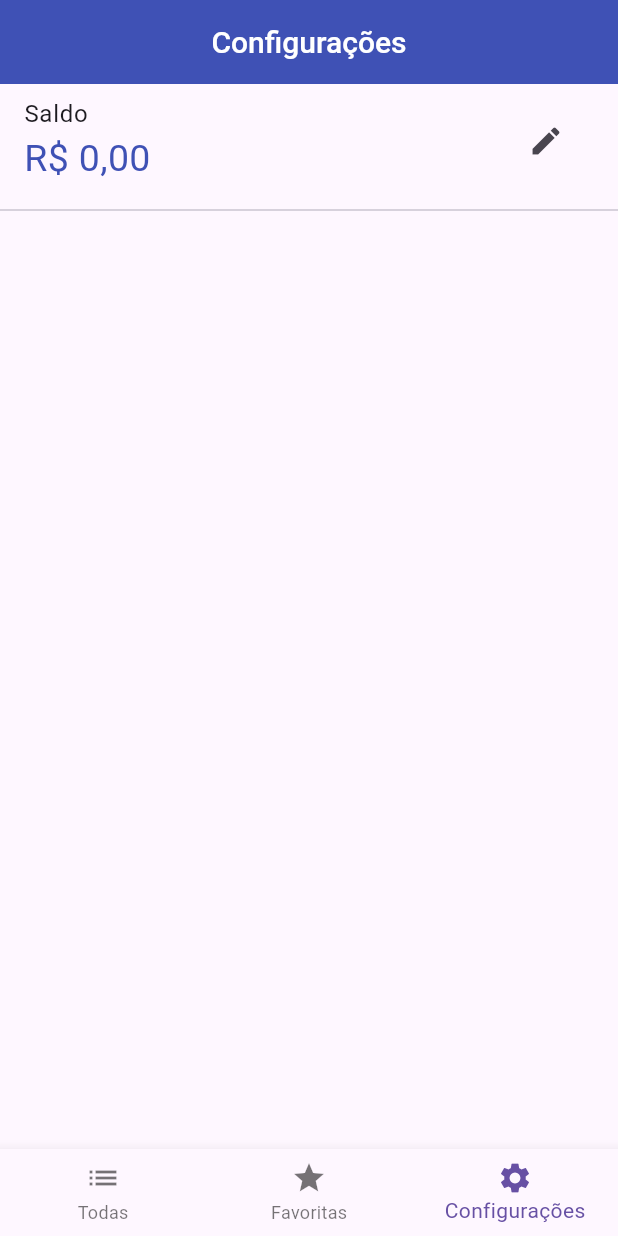
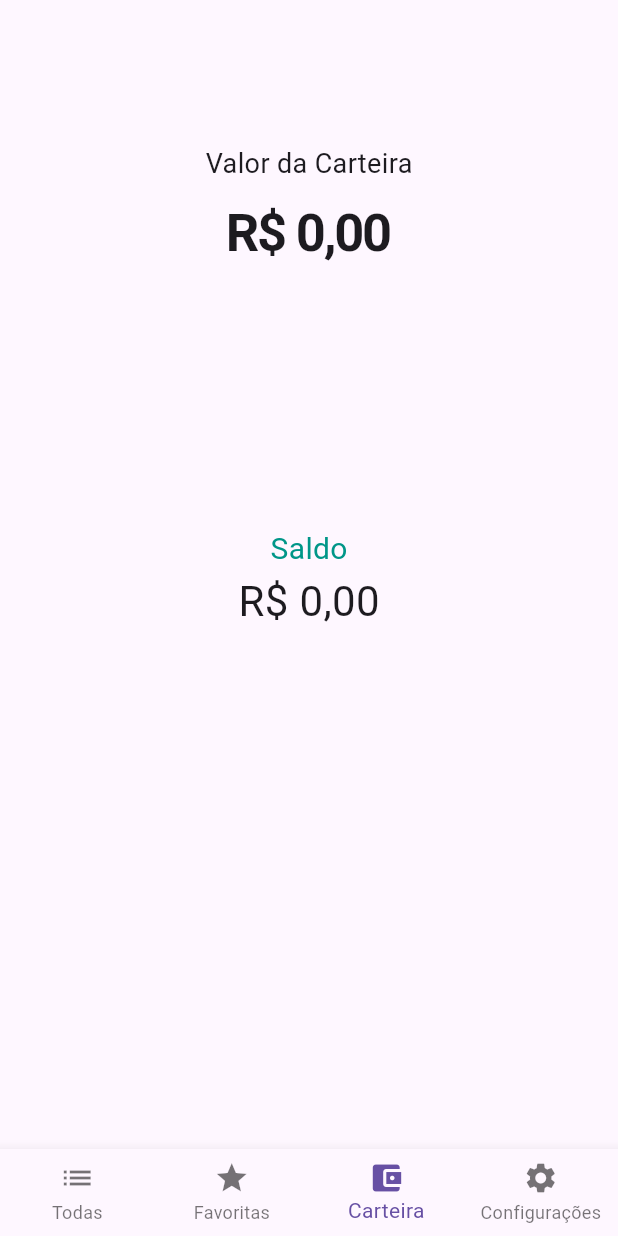
Before and after one commit to maxcielOliv/criptomoedas, a Flutter app: the screen it shows after launch, swiped to page 3, on a phone screen of 412 x 824 dp. Run offline on Flutter 3.47's test engine with Material 3 defaults, Android fonts, the phone set to English and light mode, and no system bars; drawn by our look-alikes of fl_chart; our stand-ins replace hive, hive_flutter, sqflite; accounts and stored records are empty; statements that could not run were skipped.

Commit message:
adcionando grafico

```diff
--- /dev/null
+++ b/lib/ui/pages/carteira_page.dart
@@ -0,0 +1,158 @@
+import 'package:criptomoedas/configs/app_settings.dart';
+import 'package:criptomoedas/model/posicao.dart';
+import 'package:criptomoedas/repository/conta_repository.dart';
+import 'package:fl_chart/fl_chart.dart';
+import 'package:flutter/material.dart';
+import 'package:intl/intl.dart';
+import 'package:provider/provider.dart';
+
+class CarteiraPage extends StatefulWidget {
+  const CarteiraPage({super.key});
+
+  @override
+  State<CarteiraPage> createState() => _CarteiraPageState();
+}
+
+class _CarteiraPageState extends State<CarteiraPage> {
+  int index = 0;
+  double totalCarteira = 0;
+  double saldo = 0;
+  late NumberFormat real;
+  late ContaRepository conta;
+  String graficoLabel = '';
+  double graficoValor = 0;
+  List<Posicao> carteira = [];
+
+  @override
+  Widget build(BuildContext context) {
+    conta = context.watch<ContaRepository>();
+    final loc = context.read<AppSettings>().locale;
+    real = NumberFormat.currency(locale: loc['locale'], name: loc['name']);
+    saldo = conta.saldo;
+
+    setTotalCarteira();
+
+    return Scaffold(
+      body: SingleChildScrollView(
+        padding: EdgeInsets.only(top: 48),
+        child: Column(
+          mainAxisAlignment: MainAxisAlignment.center,
+          children: [
+            Padding(
+              padding: EdgeInsets.only(top: 48, bottom: 8),
+              child: Text('Valor da Carteira', style: TextStyle(fontSize: 18)),
+            ),
+            Text(
+              real.format(totalCarteira),
+              style: TextStyle(
+                fontSize: 35,
+                fontWeight: FontWeight.w700,
+                letterSpacing: -1.5,
+              ),
+            ),
+            loadGrafico(),
+          ],
+        ),
+      ),
+    );
+  }
+
+  setTotalCarteira() {
+    final carteiraList = conta.carteira;
+    setState(() {
+      totalCarteira = conta.saldo;
+      for (var posicao in carteiraList) {
+        totalCarteira += posicao.moeda.preco * posicao.quantidade;
+      }
+    });
+  }
+
+  setGraficoDados(int index) {
+    if(index < 0) return;
+
+    if(index == carteira.length) {
+      graficoLabel = 'Saldo';
+      graficoValor = conta.saldo;
+    } else {
+      graficoLabel = carteira[index].moeda.nome;
+      graficoValor = carteira[index].moeda.preco * carteira[index].quantidade;
+    }
+  }
+
+  loadCarteira() {
+    setGraficoDados(index);
+    carteira = conta.carteira;
+    final tamanhoLista = carteira.length + 1;
+
+    return List.generate(tamanhoLista, (i) {
+      final isTouched = i == index;
+      final isSaldo = i == tamanhoLista - 1;
+      final fontSize = isTouched ? 18.0 : 14.0;
+      final radius = isTouched ? 60.0 : 50.0;
+      final color = isTouched ? Colors.tealAccent : Colors.tealAccent[400];
+
+      double porcentagem = 0;
+      if(!isSaldo) {
+        porcentagem = carteira[i].moeda.preco * carteira[i].quantidade / totalCarteira;
+      } else {
+        porcentagem = (conta.saldo > 0) ? conta.saldo / totalCarteira : 0;
+      }
+      porcentagem *= 100;
+
+      return PieChartSectionData(
+        color: color,
+        value: porcentagem,
+        title: '${porcentagem.toStringAsFixed(0)}%',
+        radius: radius,
+        titleStyle: TextStyle(
+          fontSize: fontSize,
+          fontWeight: FontWeight.bold,
+          color: Colors.black87,
+        )
+      );
+    });
+  }
+
+  loadGrafico() {
+    return (conta.saldo < 0)
+        ? SizedBox(
+          width: MediaQuery.of(context).size.width,
+          height: 200,
+          child: Center(child: CircularProgressIndicator()),
+        )
+        : Stack(
+          alignment: Alignment.center,
+          children: [
+            AspectRatio(
+              aspectRatio: 1,
+              child: PieChart(
+                PieChartData(
+                  sectionsSpace: 5,
+                  centerSpaceRadius: 115,
+                  sections: loadCarteira(),
+                  pieTouchData: PieTouchData(
+                    touchCallback:
+                        (touchEvent, touchResponse) => setState(() {
+                          index =
+                              touchResponse!
+                                  .touchedSection!
+                                  .touchedSectionIndex;
+                          setGraficoDados(index);
+                        }),
+                  ),
+                ),
+              ),
+            ),
+            Column(
+              children: [
+                Text(
+                  graficoLabel,
+                  style: TextStyle(fontSize: 20, color: Colors.teal),
+                ),
+                Text(real.format(graficoValor), style: TextStyle(fontSize: 28)),
+              ],
+            ),
+          ],
+        );
+  }
+}
--- a/lib/ui/pages/home_page.dart
+++ b/lib/ui/pages/home_page.dart
@@ -1,3 +1,4 @@
+import 'package:criptomoedas/ui/pages/carteira_page.dart';
 import 'package:criptomoedas/ui/pages/configuracoes_page.dart';
 import 'package:criptomoedas/ui/pages/favoritas_page.dart';
 import 'package:criptomoedas/ui/pages/moedas_page.dart';
@@ -32,13 +33,20 @@ class _HomePageState extends State<HomePage> {
       body: PageView(
         controller: pageController,
         onPageChanged: setPaginaAtual,
-        children: [MoedasPage(), FavoritasPage(), ConfiguracoesPage()],
+        children: [
+          MoedasPage(),
+          FavoritasPage(),
+          CarteiraPage(),
+          ConfiguracoesPage(),
+        ],
       ),
       bottomNavigationBar: BottomNavigationBar(
         currentIndex: paginaAtual,
+        type: BottomNavigationBarType.fixed,
         items: [
           BottomNavigationBarItem(icon: Icon(Icons.list), label: 'Todas'),
           BottomNavigationBarItem(icon: Icon(Icons.star), label: 'Favoritas'),
+          BottomNavigationBarItem(icon: Icon(Icons.account_balance_wallet), label: 'Carteira'),
           BottomNavigationBarItem(
             icon: Icon(Icons.settings),
             label: 'Configurações',
--- a/pubspec.yaml
+++ b/pubspec.yaml
@@ -41,6 +41,7 @@ dependencies:
   hive_flutter: ^1.1.0
   path_provider: ^2.1.5
   sqflite: ^2.4.2
+  fl_chart: ^0.71.0
 
 dev_dependencies:
   flutter_test:
```
Also changed, not shown: pubspec.lock.
